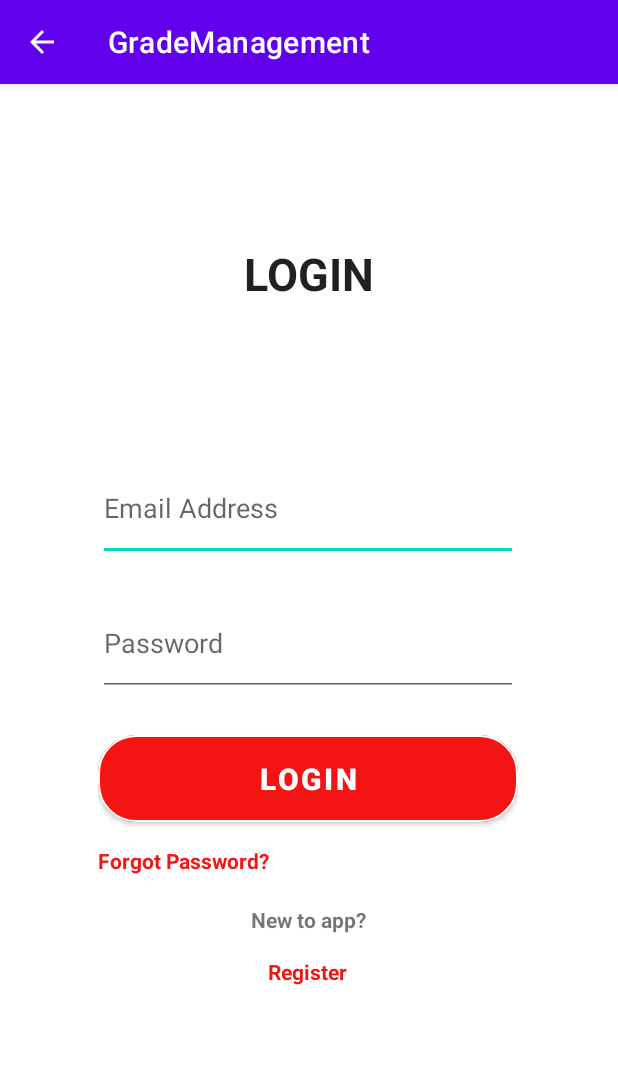
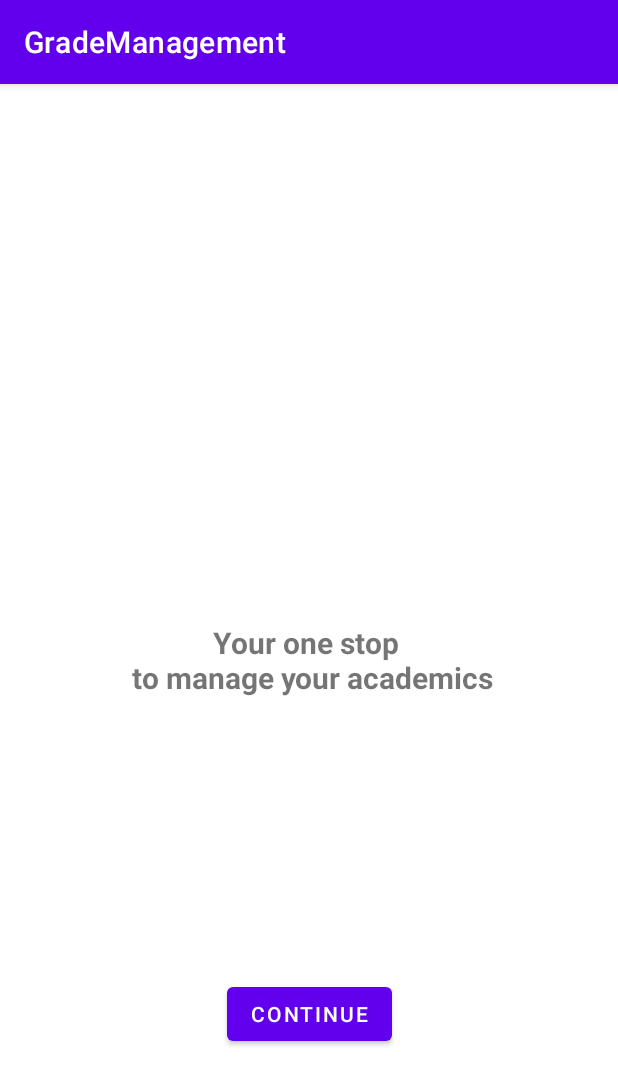
Before and after one commit to SainiJapneet/GradeManager, an Android app: the screen it shows after launch (MainActivity before the commit, OnBoarding1 after it), on a phone screen of 412 x 824 dp. Shown: the top 1085 px of the screen. Run offline under Robolectric (Android 15) with nearby library versions, the phone set to English and light mode, and no system bars.

Commit message:
Splash animation created

```diff
--- a/app/src/main/java/com/example/grademanagement/OnBoarding1.kt
+++ b/app/src/main/java/com/example/grademanagement/OnBoarding1.kt
@@ -1,11 +1,21 @@
 package com.example.grademanagement
 
+import android.content.Intent
 import androidx.appcompat.app.AppCompatActivity
 import android.os.Bundle
+import android.widget.Button
 
 class OnBoarding1 : AppCompatActivity() {
+
+    lateinit var btnContinue: Button
     override fun onCreate(savedInstanceState: Bundle?) {
         super.onCreate(savedInstanceState)
         setContentView(R.layout.activity_on_boarding1)
+        btnContinue = findViewById(R.id.btnContinue)
+
+        btnContinue.setOnClickListener {
+            var intent = Intent(this,MainActivity::class.java)
+            startActivity(intent)
+        }
     }
 }
--- a/app/src/main/java/com/example/grademanagement/SplashScreen.kt
+++ b/app/src/main/java/com/example/grademanagement/SplashScreen.kt
@@ -5,11 +5,27 @@ import androidx.appcompat.app.AppCompatActivity
 import android.os.Bundle
 import android.os.Handler
 import android.os.Looper
+import android.view.WindowManager
+import android.view.animation.AnimationUtils
+import android.widget.ImageView
 
 class SplashScreen : AppCompatActivity() {
+
+    lateinit var splashImg: ImageView
     override fun onCreate(savedInstanceState: Bundle?) {
         super.onCreate(savedInstanceState)
         setContentView(R.layout.activity_splash_screen)
+
+        //to shift to full screen
+        window.setFlags(
+            WindowManager.LayoutParams.FLAG_FULLSCREEN,
+            WindowManager.LayoutParams.FLAG_FULLSCREEN
+        )
+
+        splashImg = findViewById(R.id.splashImg)
+        val animation = AnimationUtils.loadAnimation(this,R.anim.animation_splash)
+        splashImg.startAnimation(animation)
+
     Handler(Looper.getMainLooper()).postDelayed({
 
         var intent = Intent(this, OnBoarding1::class.java)
--- /dev/null
+++ b/app/src/main/res/anim/animation_splash.xml
@@ -0,0 +1,15 @@
+<?xml version="1.0" encoding="utf-8"?>
+<set xmlns:android="http://schemas.android.com/apk/res/android">
+
+    <translate
+        android:duration="2000"
+        android:fromXDelta="-50%"
+        android:fromYDelta="0%"
+        />
+    <alpha
+        android:duration="2000"
+        android:fromAlpha="0.1"
+        android:toAlpha="1.0"
+        />
+
+</set>
--- a/app/src/main/res/drawable/logout.xml
+++ b/app/src/main/res/layout/activity_on_boarding1.xml
@@ -1,5 +1,32 @@
-<vector android:autoMirrored="true" android:height="24dp"
-    android:tint="#000000" android:viewportHeight="24"
-    android:viewportWidth="24" android:width="24dp" xmlns:android="http://schemas.android.com/apk/res/android">
-    <path android:fillColor="@android:color/white" android:pathData="M17,7l-1.41,1.41L18.17,11H8v2h10.17l-2.58,2.58L17,17l5,-5zM4,5h8V3H4c-1.1,0 -2,0.9 -2,2v14c0,1.1 0.9,2 2,2h8v-2H4V5z"/>
-</vector>
+<?xml version="1.0" encoding="utf-8"?>
+<androidx.constraintlayout.widget.ConstraintLayout xmlns:android="http://schemas.android.com/apk/res/android"
+    xmlns:app="http://schemas.android.com/apk/res-auto"
+    xmlns:tools="http://schemas.android.com/tools"
+    android:layout_width="match_parent"
+    android:layout_height="match_parent"
+    tools:context=".OnBoarding1">
+
+
+    <TextView
+        android:id="@+id/textView5"
+        android:layout_width="wrap_content"
+        android:layout_height="wrap_content"
+        android:gravity="center"
+        android:text="Your one stop \n to manage your academics"
+        android:textSize="20sp"
+        android:textStyle="bold"
+        app:layout_constraintBottom_toBottomOf="parent"
+        app:layout_constraintEnd_toEndOf="parent"
+        app:layout_constraintStart_toStartOf="parent"
+        app:layout_constraintTop_toTopOf="parent" />
+
+    <Button
+        android:id="@+id/btnContinue"
+        android:layout_width="wrap_content"
+        android:layout_height="wrap_content"
+        android:layout_marginBottom="124dp"
+        android:text="Continue"
+        app:layout_constraintBottom_toBottomOf="parent"
+        app:layout_constraintEnd_toEndOf="parent"
+        app:layout_constraintStart_toStartOf="parent" />
+</androidx.constraintlayout.widget.ConstraintLayout>
```
Also changed, not shown: app/src/main/AndroidManifest.xml (+11 -11 lines), app/src/main/java/com/example/grademanagement/ResultActivity.kt (added, +11 -0 lines), app/src/main/res/layout/activity_result.xml (added, +9 -0 lines), app/src/main/res/layout/activity_splash_screen.xml (+13 -1 lines).
